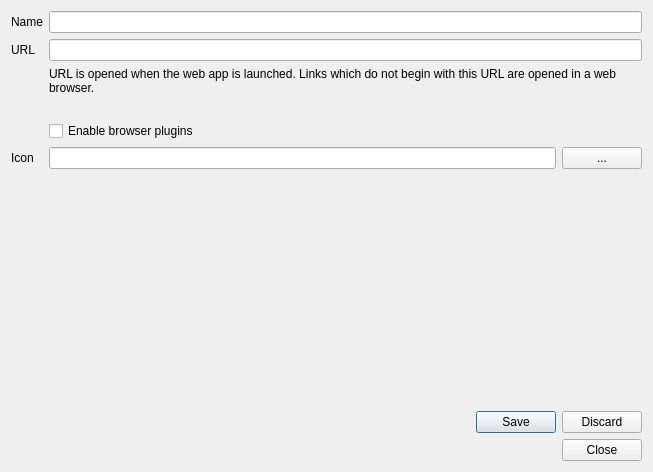
First picture: the form in webplier/ui/SiteEditor.ui, repository kkinder/webplier, before the edit.
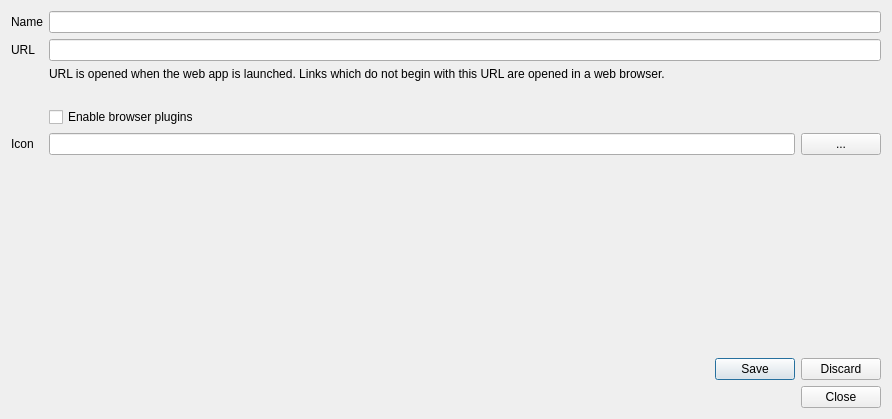
Second picture: the form after the edit.

Commit message: Fix tab order in site editor window

```diff
--- a/webplier/ui/SiteEditor.ui
+++ b/webplier/ui/SiteEditor.ui
@@ -6,8 +6,8 @@
    <rect>
     <x>0</x>
     <y>0</y>
-    <width>653</width>
-    <height>472</height>
+    <width>892</width>
+    <height>419</height>
    </rect>
   </property>
   <property name="windowTitle">
```
Left out of the diff: 1 changed line with no effect on the pictures. The commit also changes 1 other file.
